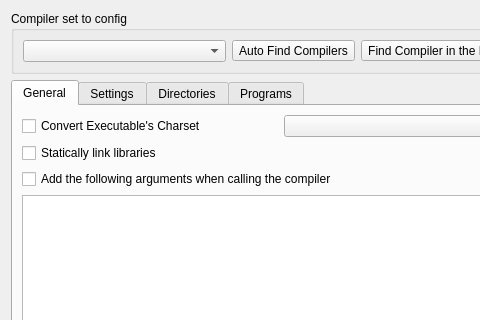
Before: the Qt Designer form RedPandaIDE/settingsdialog/compilersetoptionwidget.ui in royqh1979/RedPanda-CPP, drawn with Qt 5; both pictures show x 0 to 480 and y 0 to 320 of the 823 by 607 pixel window.
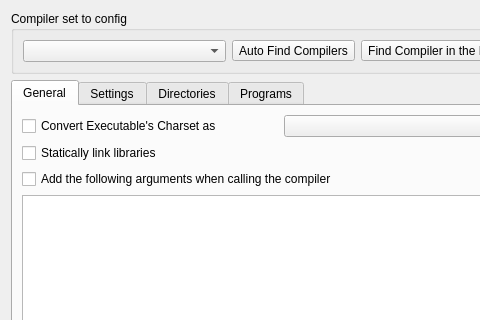
After: the same form once the commit is applied. Icons and pictures are not drawn.

Patch:
```diff
--- a/RedPandaIDE/settingsdialog/compilersetoptionwidget.ui
+++ b/RedPandaIDE/settingsdialog/compilersetoptionwidget.ui
@@ -138,7 +138,7 @@
           <item>
            <widget class="QCheckBox" name="chkAutoAddCharset">
             <property name="text">
-             <string>Convert Executable's Charset</string>
+             <string>Convert Executable's Charset as</string>
             </property>
            </widget>
           </item>
```
